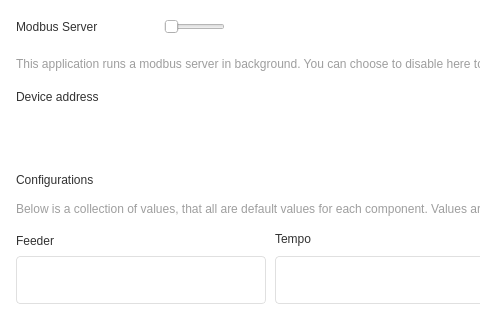
Qt form modbus-application/settings.ui (Wolkabout/offset-printing-machine-simulator-application) before a commit; both pictures show x 0 to 480 and y 0 to 320 of the 800 by 488 pixel window.
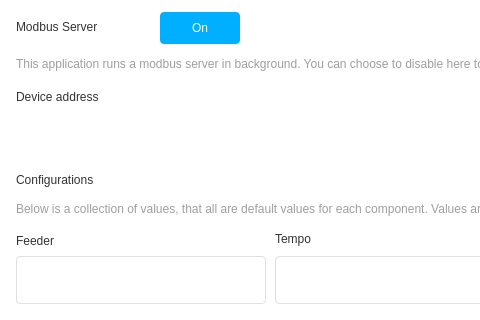
The same form after that commit.

```diff
--- a/modbus-application/settings.ui
+++ b/modbus-application/settings.ui
@@ -431,29 +431,22 @@
     <string>Apply</string>
    </property>
   </widget>
-  <widget class="QSlider" name="horizontalSlider">
+  <widget class="QPushButton" name="toggle">
    <property name="geometry">
     <rect>
-     <x>164</x>
+     <x>160</x>
      <y>12</y>
-     <width>61</width>
-     <height>30</height>
+     <width>80</width>
+     <height>32</height>
     </rect>
    </property>
    <property name="styleSheet">
-    <string notr="true">outline: 0; border: 0px;</string>
+    <string notr="true">
+border-radius: 4px;
+background-color: #00afff; color: white;</string>
    </property>
-   <property name="maximum">
-    <number>1</number>
-   </property>
-   <property name="pageStep">
-    <number>1</number>
-   </property>
-   <property name="tracking">
-    <bool>false</bool>
-   </property>
-   <property name="orientation">
-    <enum>Qt::Horizontal</enum>
+   <property name="text">
+    <string>On</string>
    </property>
   </widget>
  </widget>
```
Left out of the diff: 6 changed lines with no effect on the pictures.
